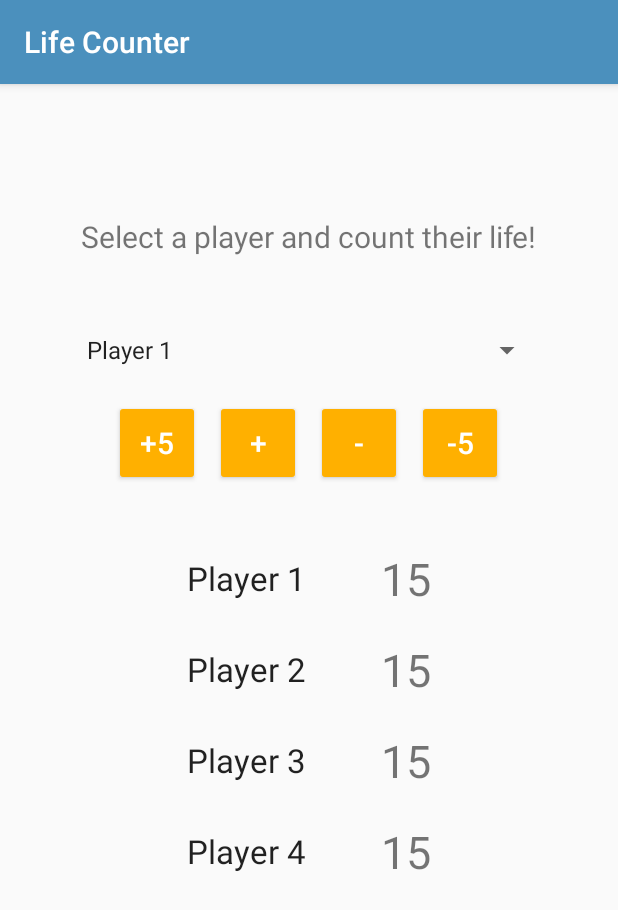
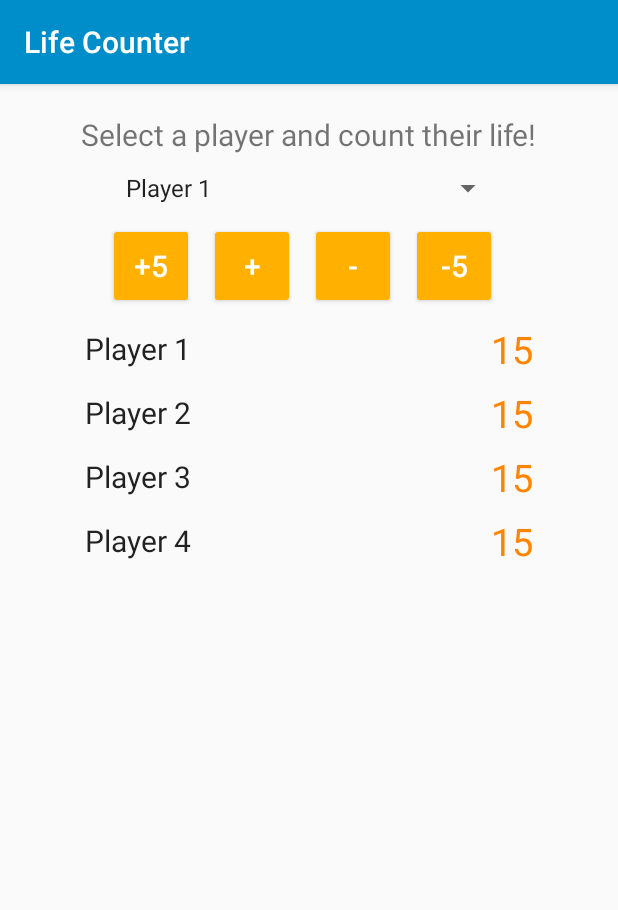
Before and after one commit to ZKeiLin/andriodLifecounter, an Android app: the screen it shows after launch (MainActivity), on a phone screen of 412 x 824 dp. Shown: the top 910 px of the screen. Run offline under Robolectric (Android 15) with nearby library versions, the phone set to English and light mode, and no system bars.

Commit message:
fix orientation problem, change color

```diff
--- a/app/src/main/java/edu/washington/zlin2016/lifecounter/MainActivity.kt
+++ b/app/src/main/java/edu/washington/zlin2016/lifecounter/MainActivity.kt
@@ -44,7 +44,7 @@ class MainActivity : AppCompatActivity() {
         adapter.setDropDownViewResource(android.R.layout.simple_spinner_dropdown_item)
         playerSelector!!.setAdapter(adapter)
         playerSelector.onItemSelectedListener = object: AdapterView.OnItemSelectedListener {
-            override fun onItemSelected(arg0: AdapterView<*>, arg1: View, position: Int, id: Long) {
+            override fun onItemSelected(parent: AdapterView<*>, view: View?, position: Int, id: Long) {
                 selectedPlayer = position
             }
             override fun onNothingSelected(parent: AdapterView<*>) {
--- a/app/src/main/res/layout/activity_main.xml
+++ b/app/src/main/res/layout/activity_main.xml
@@ -10,90 +10,87 @@
             android:layout_width="wrap_content"
             android:layout_height="wrap_content"
             android:id="@+id/instruction" app:layout_constraintTop_toTopOf="parent"
-            android:layout_marginTop="10dp"
+            android:layout_marginTop="20dp"
             android:layout_marginBottom="16dp" app:layout_constraintBottom_toTopOf="@+id/linearLayout"
-            app:layout_constraintStart_toStartOf="parent" app:layout_constraintHorizontal_bias="0.5"
+            app:layout_constraintStart_toStartOf="parent" app:layout_constraintHorizontal_bias="0.498"
             app:layout_constraintEnd_toEndOf="parent" android:text="@string/instruction" android:textSize="20sp"
-            android:textAlignment="viewStart"/>
+            android:textAlignment="viewStart" app:layout_constraintVertical_bias="0.0"/>
     <TableLayout
             android:layout_width="369dp"
             android:layout_height="wrap_content"
             app:layout_constraintStart_toStartOf="parent"
             app:layout_constraintEnd_toEndOf="parent"
             app:layout_constraintTop_toBottomOf="@+id/linearLayout" android:id="@+id/table"
-            android:layout_marginTop="40dp">
+            android:layout_marginTop="8dp" android:scrollbarAlwaysDrawHorizontalTrack="false"
+            android:scrollbarAlwaysDrawVerticalTrack="true">
         <TableRow
                 android:layout_width="match_parent"
                 android:layout_height="match_parent" android:id="@+id/player_1" android:gravity="center"
-                android:layout_marginBottom="20dp">
+                android:layout_marginBottom="8dp">
             <TextView
-                    android:text="Player 1"
+                    android:text="@string/player_1"
                     android:layout_width="wrap_content"
                     android:layout_height="wrap_content"
                     android:id="@+id/player1"
                     tools:text="Player 1" android:textAppearance="@style/TextAppearance.AppCompat.Large"
-                    android:layout_marginEnd="50dp"/>
+                    android:layout_marginEnd="200dp" android:textSize="20sp"/>
             <TextView
-                    android:text="TextView"
                     android:layout_width="wrap_content"
                     android:layout_height="wrap_content"
                     android:id="@+id/player1_life"
-                    android:textAlignment="textEnd" android:textSize="30sp"/>
+                    android:textAlignment="textEnd" android:textSize="25sp" android:textColor="@color/textColor"/>
         </TableRow>
         <TableRow
                 android:layout_width="match_parent"
                 android:layout_height="match_parent"
                 android:id="@+id/player_2"
-                android:gravity="center" android:layout_marginBottom="20dp">
+                android:gravity="center" android:layout_marginBottom="8dp">
             <TextView
-                    android:text="Player 2"
+                    android:text="@string/player_2"
                     android:layout_width="wrap_content"
                     android:layout_height="wrap_content"
                     android:id="@+id/player2"
                     tools:text="Player 2" android:textAppearance="@style/TextAppearance.AppCompat.Large"
-                    android:layout_marginEnd="50dp"/>
+                    android:layout_marginEnd="200dp" android:textSize="20sp"/>
             <TextView
-                    android:text="TextView"
                     android:layout_width="wrap_content"
                     android:layout_height="wrap_content"
                     android:id="@+id/player2_life"
-                    android:textAlignment="textEnd" android:textSize="30sp"/>
+                    android:textAlignment="textEnd" android:textSize="25sp" android:textColor="@color/textColor"/>
         </TableRow>
         <TableRow
                 android:layout_width="match_parent"
                 android:layout_height="match_parent"
                 android:id="@+id/player_3"
-                android:gravity="center" android:layout_marginBottom="20dp">
+                android:gravity="center" android:layout_marginBottom="8dp">
             <TextView
-                    android:text="Player 3"
+                    android:text="@string/player_3"
                     android:layout_width="wrap_content"
                     android:layout_height="wrap_content"
                     android:id="@+id/player3"
                     tools:text="Player 3" android:textAppearance="@style/TextAppearance.AppCompat.Large"
-                    android:layout_marginEnd="50dp"/>
+                    android:layout_marginEnd="200dp" android:textSize="20sp"/>
             <TextView
-                    android:text="TextView"
                     android:layout_width="wrap_content"
                     android:layout_height="wrap_content"
                     android:id="@+id/player3_life"
-                    android:textAlignment="textEnd" android:textSize="30sp"/>
+                    android:textAlignment="textEnd" android:textSize="25sp" android:textColor="@color/textColor"/>
         </TableRow>
         <TableRow
                 android:layout_width="match_parent"
                 android:layout_height="match_parent"
-                android:id="@+id/player_4" android:gravity="center">
+                android:id="@+id/player_4" android:gravity="center" android:layout_marginBottom="8dp">
             <TextView
-                    android:text="Player 4"
+                    android:text="@string/player_4"
                     android:layout_width="wrap_content"
                     android:layout_height="wrap_content"
                     android:id="@+id/player4"
                     tools:text="Player 4" android:textAppearance="@style/TextAppearance.AppCompat.Large"
-                    android:layout_marginEnd="50dp"/>
+                    android:layout_marginEnd="200dp" android:textSize="20sp"/>
             <TextView
-                    android:text="TextView"
                     android:layout_width="wrap_content"
                     android:layout_height="wrap_content" android:id="@+id/player4_life"
-                    android:textAlignment="textEnd" android:textSize="30sp"/>
+                    android:textAlignment="textEnd" android:textSize="25sp" android:textColor="@color/textColor"/>
         </TableRow>
     </TableLayout>
     <android.support.constraint.Guideline
@@ -103,20 +100,20 @@
     <Spinner
             android:id="@+id/playerSelector"
             android:spinnerMode="dropdown"
-            android:layout_width="0dp" android:layout_height="wrap_content"
+            android:layout_height="wrap_content"
             app:layout_constraintStart_toStartOf="parent"
             app:layout_constraintEnd_toEndOf="parent"
-            app:layout_constraintHorizontal_bias="0.5" android:layout_marginTop="50dp"
-            app:layout_constraintTop_toBottomOf="@+id/instruction" android:layout_marginStart="50dp"
-            android:layout_marginEnd="50dp"/>
+            app:layout_constraintHorizontal_bias="0.5" android:layout_marginTop="10dp"
+            app:layout_constraintTop_toBottomOf="@+id/instruction"
+            android:layout_width="260dp"/>
     <LinearLayout
             android:orientation="horizontal"
             android:layout_width="392dp"
             android:layout_height="60dp"
             app:layout_constraintEnd_toEndOf="parent"
             android:layout_marginEnd="8dp" android:gravity="center" android:clipToPadding="false"
-            app:layout_constraintStart_toStartOf="parent" app:layout_constraintHorizontal_bias="0.818"
-            android:id="@+id/linearLayout" android:layout_marginTop="20dp"
+            app:layout_constraintStart_toStartOf="parent" app:layout_constraintHorizontal_bias="0.5"
+            android:id="@+id/linearLayout" android:layout_marginTop="10dp"
             app:layout_constraintTop_toBottomOf="@+id/playerSelector">
         <Button
                 android:text="@string/puls5"
--- a/app/src/main/res/values/colors.xml
+++ b/app/src/main/res/values/colors.xml
@@ -1,6 +1,7 @@
 <?xml version="1.0" encoding="utf-8"?>
 <resources>
-    <color name="colorPrimary">#4B90BD</color>
-    <color name="colorPrimaryDark">#376B8C</color>
+    <color name="colorPrimary">#008ECA</color>
+    <color name="colorPrimaryDark">#1F618C</color>
     <color name="colorAccent">#FFB000</color>
+    <color name="textColor">#FF8500</color>
 </resources>
--- a/app/src/main/res/values/strings.xml
+++ b/app/src/main/res/values/strings.xml
@@ -5,6 +5,8 @@
     <string name="plus1">+</string>
     <string name="minus">-</string>
     <string name="minus5">-5</string>
-    <string name="player1">Player 1</string>
     <string name="player_1">Player 1</string>
+    <string name="player_2">Player 2</string>
+    <string name="player_3">Player 3</string>
+    <string name="player_4">Player 4</string>
 </resources>
```
Also changed, not shown: 2 other files.
